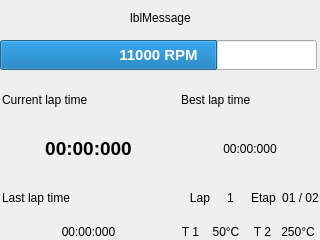
Old version of the form uc_projets/openchrono/gui_qt/openchrono_trunk/ui/mainwin.ui in the repository BackupTheBerlios/openphysic-svn.
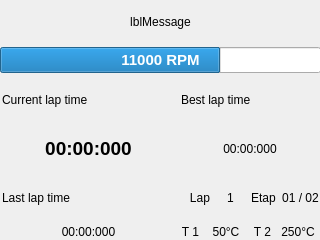
New version of the form. Custom widgets are drawn as their Qt base class.

Patch:
```diff
--- a/uc_projets/openchrono/gui_qt/openchrono_trunk/ui/mainwin.ui
+++ b/uc_projets/openchrono/gui_qt/openchrono_trunk/ui/mainwin.ui
@@ -266,15 +266,18 @@
     </item>
    </layout>
   </widget>
-  <widget class="Ticker" name="lblMessage" >
+  <widget class="QWidget" name="" >
    <property name="geometry" >
     <rect>
-     <x>2</x>
+     <x>0</x>
      <y>2</y>
-     <width>317</width>
-     <height>31</height>
+     <width>321</width>
+     <height>71</height>
     </rect>
    </property>
+   <layout class="QVBoxLayout" name="verticalLayout" >
+    <item>
+     <widget class="Ticker" name="lblMessage" >
    <property name="text" >
     <string>lblMessage</string>
    </property>
@@ -282,15 +285,9 @@
     <set>Qt::AlignCenter</set>
    </property>
   </widget>
+    </item>
+    <item>
   <widget class="QRPMMeter" name="GraphicRPM" >
-   <property name="geometry" >
-    <rect>
-     <x>0</x>
-     <y>40</y>
-     <width>317</width>
-     <height>30</height>
-    </rect>
-   </property>
    <property name="font" >
     <font>
      <pointsize>11</pointsize>
@@ -319,6 +316,9 @@
    <property name="format" >
     <string>%v RPM</string>
    </property>
+     </widget>
+    </item>
+   </layout>
   </widget>
  </widget>
  <customwidgets>
```
Lines whose indentation alone changed are shown as unchanged.
